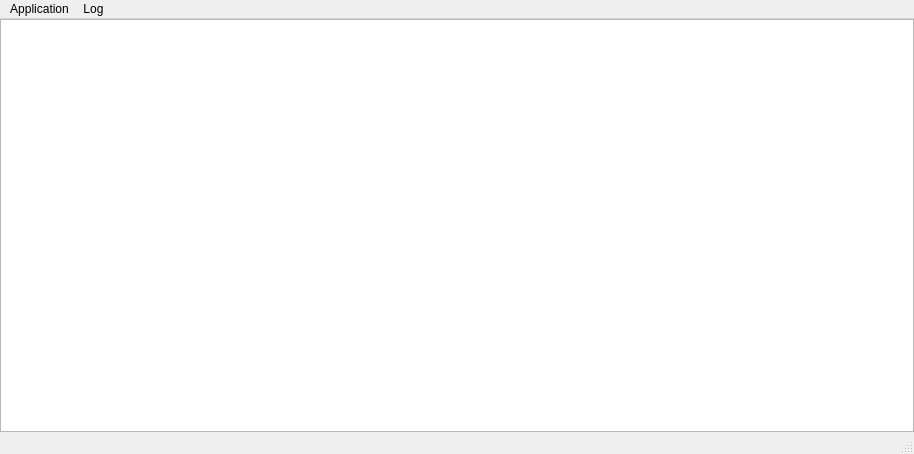
Qt form src/mainwindow.ui (oleg-politechnik/qMinicom) before a commit.
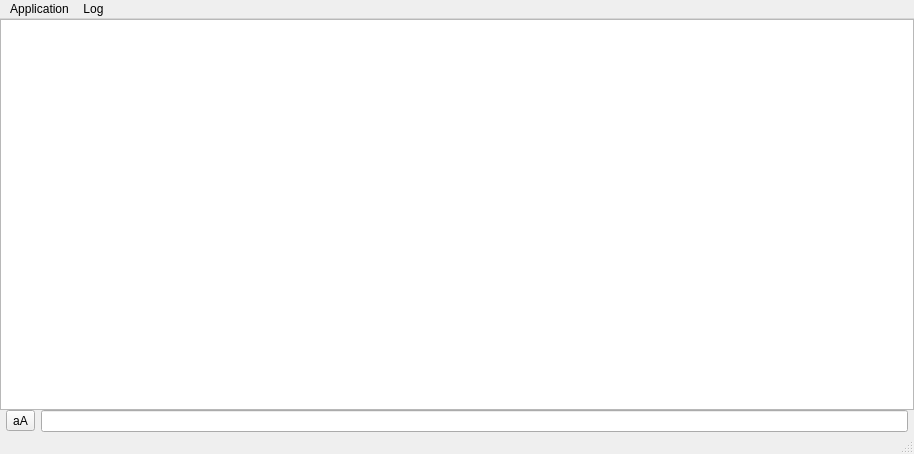
The same form after that commit. Custom widgets are drawn as their Qt base class.

Patch:
```diff
--- a/src/mainwindow.ui
+++ b/src/mainwindow.ui
@@ -15,6 +15,9 @@
   </property>
   <widget class="QWidget" name="centralWidget">
    <layout class="QVBoxLayout" name="verticalLayout">
+    <property name="spacing">
+     <number>0</number>
+    </property>
     <property name="leftMargin">
      <number>0</number>
     </property>
@@ -28,13 +31,51 @@
      <number>0</number>
     </property>
     <item>
-     <widget class="PlainTextLog" name="logWidget">
-      <property name="undoRedoEnabled">
-       <bool>false</bool>
+     <layout class="QHBoxLayout" name="horizontalLayout">
+      <item>
+       <widget class="PlainTextLog" name="logWidget">
+        <property name="undoRedoEnabled">
+         <bool>false</bool>
+        </property>
+        <property name="textInteractionFlags">
+         <set>Qt::TextSelectableByKeyboard|Qt::TextSelectableByMouse</set>
+        </property>
+       </widget>
+      </item>
+     </layout>
+    </item>
+    <item>
+     <widget class="QWidget" name="findWidget" native="true">
+      <property name="enabled">
+       <bool>true</bool>
       </property>
-      <property name="textInteractionFlags">
-       <set>Qt::TextSelectableByKeyboard|Qt::TextSelectableByMouse</set>
-      </property>
+      <layout class="QHBoxLayout" name="horizontalLayout_3">
+       <property name="leftMargin">
+        <number>6</number>
+       </property>
+       <property name="topMargin">
+        <number>0</number>
+       </property>
+       <property name="rightMargin">
+        <number>6</number>
+       </property>
+       <property name="bottomMargin">
+        <number>0</number>
+       </property>
+       <item>
+        <widget class="QToolButton" name="csFindBtn">
+         <property name="text">
+          <string notr="true">aA</string>
+         </property>
+         <property name="checkable">
+          <bool>true</bool>
+         </property>
+        </widget>
+       </item>
+       <item>
+        <widget class="QLineEdit" name="findLineEdit"/>
+       </item>
+      </layout>
      </widget>
     </item>
    </layout>
```
Left out of the diff: 9 changed lines with no effect on the pictures.
